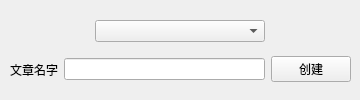
First picture: the form in BlogTools/CreatePostWidget.ui, repository LianBai/PyTools, before the edit.
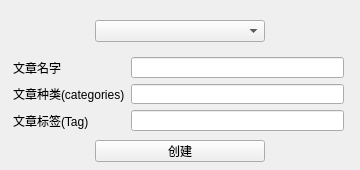
Second picture: the form after the edit.

```diff
--- a/BlogTools/CreatePostWidget.ui
+++ b/BlogTools/CreatePostWidget.ui
@@ -7,7 +7,7 @@
     <x>0</x>
     <y>0</y>
     <width>360</width>
-    <height>100</height>
+    <height>170</height>
    </rect>
   </property>
   <property name="minimumSize">
@@ -37,33 +37,59 @@
     <string/>
    </property>
   </widget>
+  <widget class="QPushButton" name="CreateBtn">
+   <property name="geometry">
+    <rect>
+     <x>95</x>
+     <y>140</y>
+     <width>170</width>
+     <height>22</height>
+    </rect>
+   </property>
+   <property name="text">
+    <string>创建</string>
+   </property>
+  </widget>
   <widget class="QWidget" name="layoutWidget">
    <property name="geometry">
     <rect>
-     <x>10</x>
-     <y>54</y>
-     <width>341</width>
-     <height>31</height>
+     <x>13</x>
+     <y>57</y>
+     <width>331</width>
+     <height>74</height>
     </rect>
    </property>
-   <layout class="QHBoxLayout" name="horizontalLayout">
-    <item>
+   <layout class="QFormLayout" name="formLayout">
+    <item row="0" column="0">
      <widget class="QLabel" name="label">
       <property name="text">
        <string>文章名字</string>
       </property>
      </widget>
     </item>
-    <item>
+    <item row="0" column="1">
      <widget class="QLineEdit" name="PostsNameLineEdit"/>
     </item>
-    <item>
-     <widget class="QPushButton" name="CreateBtn">
+    <item row="1" column="0">
+     <widget class="QLabel" name="label_2">
       <property name="text">
-       <string>创建</string>
+       <string>文章种类(categories)</string>
       </property>
      </widget>
     </item>
+    <item row="1" column="1">
+     <widget class="QLineEdit" name="PostsCategoriesLineEdit"/>
+    </item>
+    <item row="2" column="0">
+     <widget class="QLabel" name="label_3">
+      <property name="text">
+       <string>文章标签(Tag)</string>
+      </property>
+     </widget>
+    </item>
+    <item row="2" column="1">
+     <widget class="QLineEdit" name="PostsTagLineEdit"/>
+    </item>
    </layout>
   </widget>
  </widget>
```
